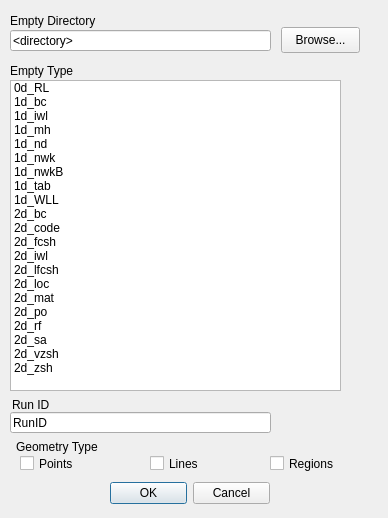
TUFLOW-Support/QGIS-TUFLOW-Plugin, file qgis3_plugin/tuflow/forms/ui_tuflowqgis_import_empties.ui: the form before one commit.
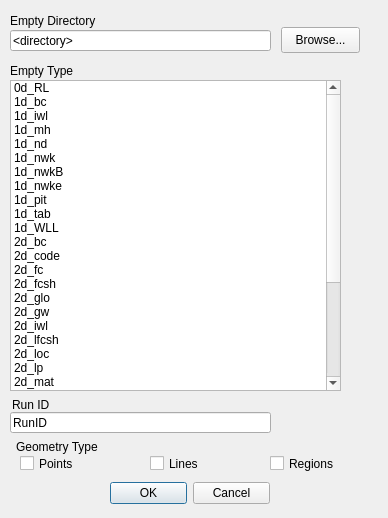
The form after the commit.

The edit to the form file:
```diff
--- a/qgis3_plugin/tuflow/forms/ui_tuflowqgis_import_empties.ui
+++ b/qgis3_plugin/tuflow/forms/ui_tuflowqgis_import_empties.ui
@@ -140,6 +140,16 @@
      <string>1d_nwkB</string>
     </property>
    </item>
+   <item>
+    <property name="text">
+     <string>1d_nwke</string>
+    </property>
+   </item>
+   <item>
+    <property name="text">
+     <string>1d_pit</string>
+    </property>
+   </item>
    <item>
     <property name="text">
      <string>1d_tab</string>
@@ -160,11 +170,26 @@
      <string>2d_code</string>
     </property>
    </item>
+   <item>
+    <property name="text">
+     <string>2d_fc</string>
+    </property>
+   </item>
    <item>
     <property name="text">
      <string>2d_fcsh</string>
     </property>
    </item>
+   <item>
+    <property name="text">
+     <string>2d_glo</string>
+    </property>
+   </item>
+   <item>
+    <property name="text">
+     <string>2d_gw</string>
+    </property>
+   </item>
    <item>
     <property name="text">
      <string>2d_iwl</string>
@@ -180,11 +205,21 @@
      <string>2d_loc</string>
     </property>
    </item>
+   <item>
+    <property name="text">
+     <string>2d_lp</string>
+    </property>
+   </item>
    <item>
     <property name="text">
      <string>2d_mat</string>
     </property>
    </item>
+   <item>
+    <property name="text">
+     <string>2d_oz</string>
+    </property>
+   </item>
    <item>
     <property name="text">
      <string>2d_po</string>
@@ -200,16 +235,41 @@
      <string>2d_sa</string>
     </property>
    </item>
+   <item>
+    <property name="text">
+     <string>2d_sa_rf</string>
+    </property>
+   </item>
+   <item>
+    <property name="text">
+     <string>2d_sa_tr</string>
+    </property>
+   </item>
+   <item>
+    <property name="text">
+     <string>2d_soil</string>
+    </property>
+   </item>
    <item>
     <property name="text">
      <string>2d_vzsh</string>
     </property>
    </item>
+   <item>
+    <property name="text">
+     <string>2d_z__</string>
+    </property>
+   </item>
    <item>
     <property name="text">
      <string>2d_zsh</string>
     </property>
    </item>
+   <item>
+    <property name="text">
+     <string>2d_zshr</string>
+    </property>
+   </item>
   </widget>
   <widget class="QCheckBox" name="checkPoint">
    <property name="geometry">
```
